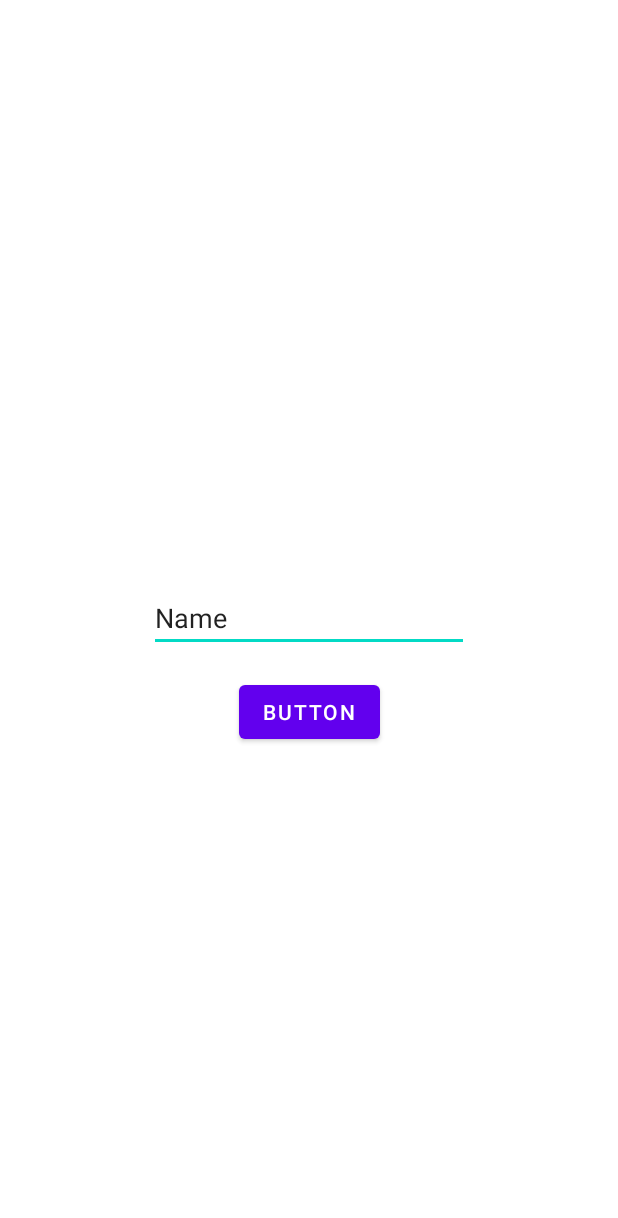
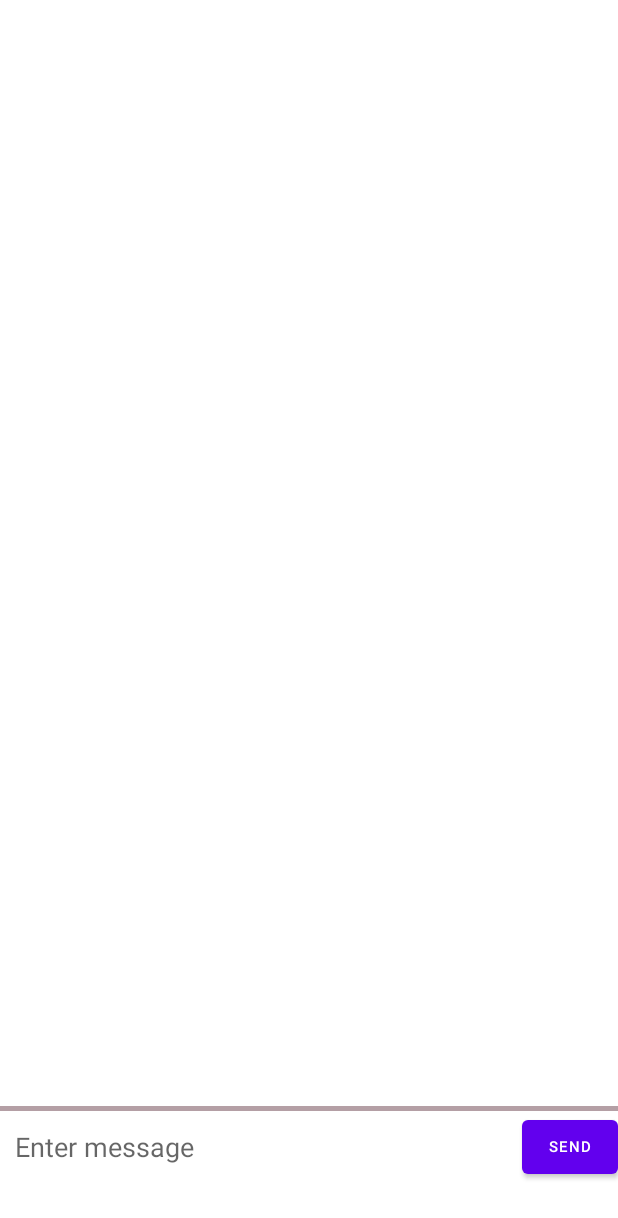
Before and after one commit to dSandley20/SnowTrails, an Android app: the layout chat_location_fragment.xml on its own in the app's theme, with its tools: preview values and no code run, on a phone screen of 412 x 824 dp. Shown: the top 1218 px of the screen. Run offline under Robolectric (Android 15) with nearby library versions, the phone set to English and light mode, and no system bars; network calls fail.

Commit message:
change to fragment container properties

```diff
--- a/app/src/main/res/layout/chat_location_fragment.xml
+++ b/app/src/main/res/layout/chat_location_fragment.xml
@@ -6,42 +6,76 @@
     android:layout_height="match_parent"
     tools:context=".fragments.ChatLocationFragment">
 
-    <androidx.constraintlayout.widget.ConstraintLayout
+    <RelativeLayout
+        android:id="@+id/holdLayout"
         android:layout_width="match_parent"
         android:layout_height="match_parent">
 
-        <EditText
-            android:id="@+id/tempTextField"
-            android:layout_width="wrap_content"
+        <androidx.recyclerview.widget.RecyclerView
+            android:id="@+id/messageList"
+            android:layout_width="match_parent"
             android:layout_height="wrap_content"
-            android:ems="10"
-            android:inputType="textPersonName"
-            android:text="Name"
-            app:layout_constraintBottom_toBottomOf="parent"
-            app:layout_constraintEnd_toEndOf="parent"
-            app:layout_constraintStart_toStartOf="parent"
-            app:layout_constraintTop_toTopOf="parent" />
+            android:layout_marginStart="10dp"
+            android:layout_marginLeft="10dp"
+            android:layout_marginBottom="55dp"
+            android:scrollbars="vertical"
+            app:reverseLayout="true"
+            app:layoutManager="androidx.recyclerview.widget.LinearLayoutManager"/>
 
-        <Button
-            android:id="@+id/tempSendMessage"
-            android:layout_width="wrap_content"
+        <View
+            android:layout_width="match_parent"
+            android:layout_height="3dp"
+            android:layout_above="@id/layout_messageArea"
+            android:layout_marginBottom="0dp"
+            android:background="@color/dividerColor"
+            app:layout_constraintBottom_toTopOf="@+id/layout_messageArea" />
+
+        <LinearLayout
+            android:id="@+id/layout_messageArea"
+            android:layout_width="match_parent"
             android:layout_height="wrap_content"
-            android:layout_marginTop="16dp"
-            android:text="Button"
-            app:layout_constraintEnd_toEndOf="@+id/tempTextField"
-            app:layout_constraintStart_toStartOf="@+id/tempTextField"
-            app:layout_constraintTop_toBottomOf="@+id/tempTextField" />
+            android:layout_alignBaseline="@id/messageList"
+            android:layout_alignParentRight="true"
+            android:layout_alignParentBottom="true"
+            android:layout_marginBottom="35dp"
+            android:background="#ffffff"
+            android:minHeight="48dp"
+            android:orientation="horizontal">
 
-        <ListView
-            android:id="@+id/chatsListView"
-            android:layout_width="match_parent"
-            android:layout_height="200dp"
-            app:layout_constraintBottom_toBottomOf="parent"
-            app:layout_constraintEnd_toEndOf="parent"
-            app:layout_constraintStart_toStartOf="parent"
-            app:layout_constraintTop_toBottomOf="@+id/tempSendMessage"
-            android:divider="@android:color/transparent"
-            android:dividerHeight="10.0sp"/>
-    </androidx.constraintlayout.widget.ConstraintLayout>
+            <EditText
+                android:id="@+id/txtMessage"
+                android:inputType="text"
+                android:layout_width="0dp"
+                android:layout_height="wrap_content"
+                android:layout_gravity="center"
+                android:layout_marginLeft="10dp"
+                android:layout_marginRight="16dp"
+                android:layout_weight="1"
+                android:background="@android:color/transparent"
+                android:hint="Enter message"
+                android:maxLines="6" />
+
+            <Button
+                android:id="@+id/btnSend"
+                android:layout_width="64dp"
+                android:layout_height="48dp"
+                android:layout_gravity="center"
+                android:clickable="true"
+                android:gravity="center"
+                android:text="SEND"
+                android:textSize="10dp" />
+
+            <androidx.constraintlayout.widget.Guideline
+                android:id="@+id/vertical_guideline_1"
+                android:layout_width="wrap_content"
+                android:layout_height="wrap_content"
+                android:orientation="horizontal"
+                app:layout_constraintGuide_percent="1" />
+        </LinearLayout>
+
+    </RelativeLayout>
+
+
+
 
 </FrameLayout>
```
